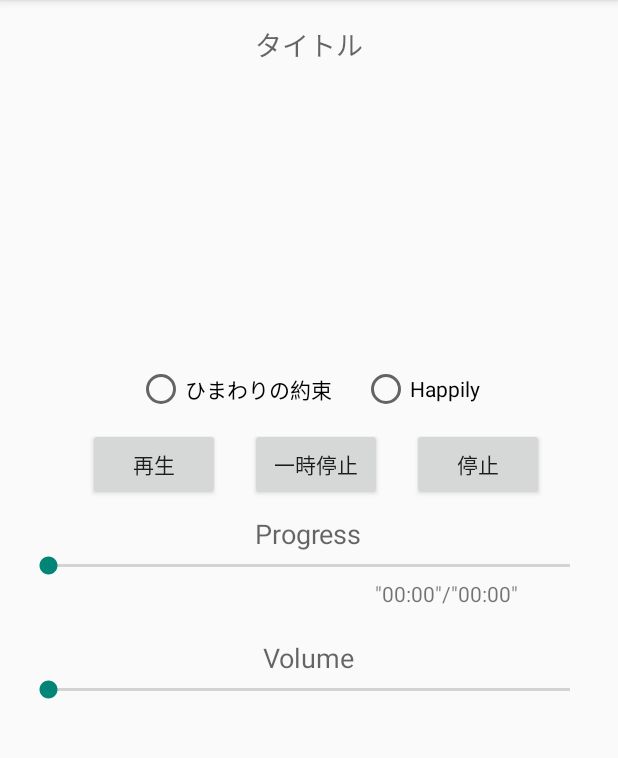
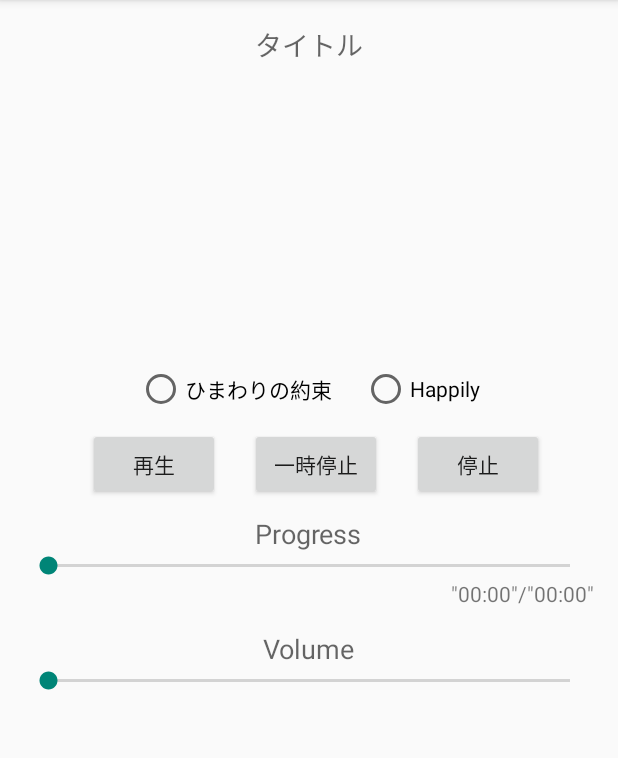
Before and after one commit to AkihiroTokai/musicplayer, an Android app: the screen it shows after launch (MainActivity), on a phone screen of 412 x 824 dp, the part 84-842 px from its top. Run offline under Robolectric (Android 15) with nearby library versions, the phone set to English and light mode, and no system bars.

Commit message:
Change:TextView

```diff
--- a/app/src/main/res/layout/activity_main.xml
+++ b/app/src/main/res/layout/activity_main.xml
@@ -117,8 +117,8 @@
 
         <LinearLayout
             android:orientation="horizontal"
-            android:layout_width="329dp"
-            android:layout_height="40dp"
+            android:layout_width="match_parent"
+            android:layout_height="wrap_content"
             android:gravity="right"
             android:weightSum="1">
 
```
